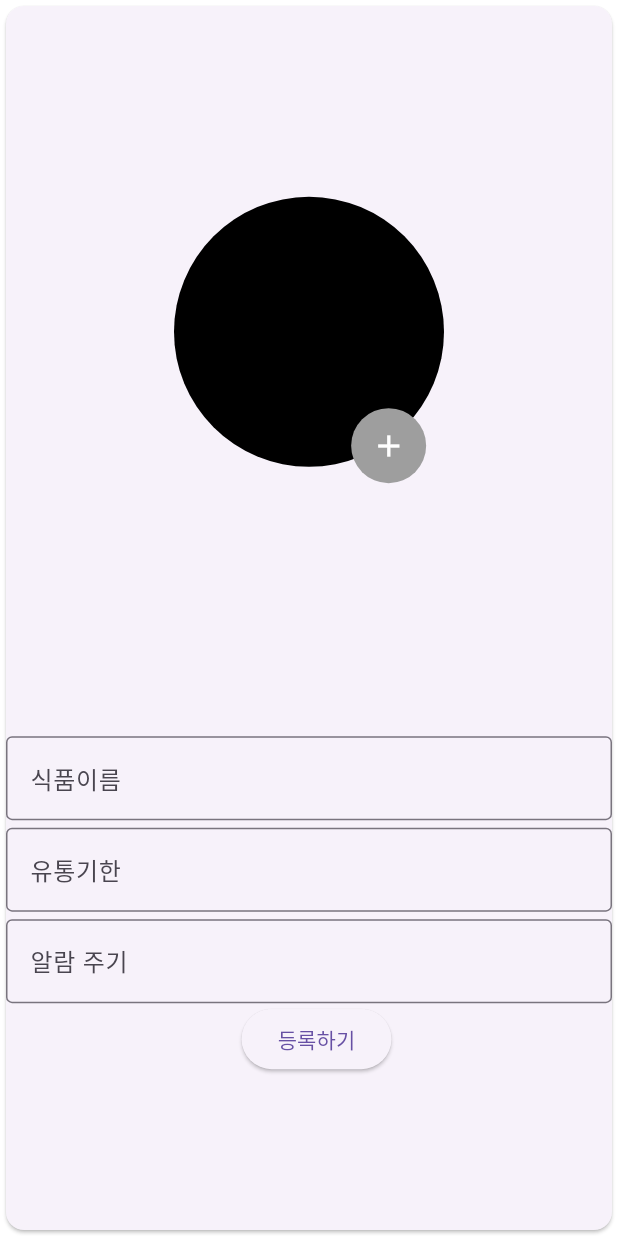
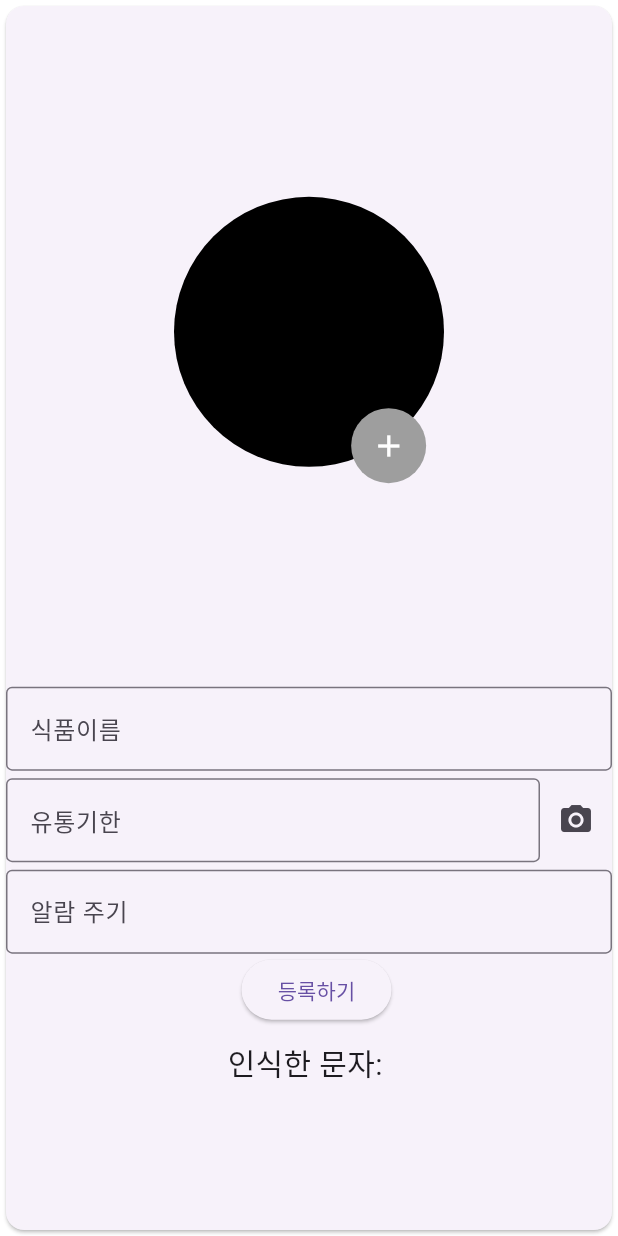
Before and after one commit to chogigang/expiration_date_reminde, a Flutter app: the screen it shows after launch, after a tap on "등록", on a phone screen of 412 x 824 dp. Run offline on Flutter 3.47's test engine with Material 3 defaults, Android fonts, the phone set to English and light mode, and no system bars; our stand-ins replace drift, firebase_auth, firebase_core, get_it, google_sign_in, image_picker; missing offline and left inert: google_mlkit_text_recognition, kakao_flutter_sdk, simple_barcode_scanner; accounts and stored records are empty; generated files the repository leaves out were written again.

Commit message:
ml kit 적용

```diff
--- a/lib/writepage.dart
+++ b/lib/writepage.dart
@@ -5,7 +5,9 @@ import 'package:simple_barcode_scanner/simple_barcode_scanner.dart';
 import 'package:http/http.dart' as http;
 import 'dart:convert';
 import 'package:html/parser.dart' as parser;
-import 'package:sqflite/sqlite_api.dart';
+import 'package:expiration_date/data/fooddb.dart';
+import 'package:google_mlkit_text_recognition/google_mlkit_text_recognition.dart';
+import 'package:image_picker/image_picker.dart';
 
 class WritePage extends StatefulWidget {
   const WritePage({Key? key}) : super(key: key);
@@ -21,7 +23,6 @@ class _WritePageState extends State<WritePage> {
   final alarmCycleController = TextEditingController();
   String imageUrl = '';
 
-  // 상품 정보 가져오기
   Future<void> getProduct(String barcode) async {
     var apiKey = '08250c6f4a19422781f0';
     var url = Uri.parse(
@@ -40,7 +41,6 @@ class _WritePageState extends State<WritePage> {
     }
   }
 
-  // 구글 이미지 검색
   Future<void> fetchGoogleImages(String keyword) async {
     final response = await http
         .get(Uri.parse('https://www.google.com/search?q=$keyword&tbm=isch'));
@@ -61,7 +61,33 @@ class _WritePageState extends State<WritePage> {
     }
   }
 
-  // 원형 위젯 생성
+  Future<void> _takePicture() async {
+    final picker = ImagePicker();
+    final pickedFile = await picker.getImage(source: ImageSource.camera);
+
+    if (pickedFile != null) {
+      final inputImage = InputImage.fromFilePath(pickedFile.path);
+      final textRecognizer =
+          TextRecognizer(script: TextRecognitionScript.latin);
+
+      setState(() {
+        // Busy 상태를 나타내기 위해 true로 설정합니다.
+      });
+
+      final RecognizedText recognizedText =
+          await textRecognizer.processImage(inputImage);
+
+      setState(() {
+        expiryDateController.text = recognizedText.text;
+        // Busy 상태를 해제합니다.
+      });
+
+      textRecognizer.close();
+    } else {
+      print('No image selected.');
+    }
+  }
+
   Widget _buildCircle(
       Alignment alignment, double size, Color color, Function onPressed) {
     return Align(
@@ -88,7 +114,6 @@ class _WritePageState extends State<WritePage> {
     );
   }
 
-  // 아이콘과 함께 원형 위젯 생성
   Widget _buildCircleWithIcon(Alignment alignment, double size, Color color,
       Function onPressed, IconData icon) {
     return Align(
@@ -118,9 +143,9 @@ class _WritePageState extends State<WritePage> {
     return Card(
       child: Stack(
         children: <Widget>[
-          _buildCircle(const Alignment(0, -0.6), 180, Colors.black, () {}),
+          _buildCircle(Alignment(0, -0.6), 180, Colors.black, () {}),
           _buildCircleWithIcon(
-            const Alignment(0.3, -0.3),
+            Alignment(0.3, -0.3),
             50,
             Colors.grey,
             () async {
@@ -140,7 +165,7 @@ class _WritePageState extends State<WritePage> {
             Icons.add,
           ),
           Align(
-            alignment: const Alignment(0, 0.65),
+            alignment: Alignment(0, 0.65),
             child: Column(
               mainAxisSize: MainAxisSize.min,
               children: <Widget>[
@@ -158,12 +183,22 @@ class _WritePageState extends State<WritePage> {
                   padding: const EdgeInsets.only(
                     top: 5,
                   ),
+                  child: Row(
+                    children: [
+                      Expanded(
                         child: TextField(
                           controller: expiryDateController,
                           decoration: const InputDecoration(
                             border: OutlineInputBorder(),
                             labelText: '유통기한',
                           ),
+                        ),
+                      ),
+                      IconButton(
+                        icon: Icon(Icons.camera_alt),
+                        onPressed: _takePicture,
+                      ),
+                    ],
                   ),
                 ),
                 Padding(
@@ -203,14 +238,14 @@ class _WritePageState extends State<WritePage> {
                           context: context,
                           builder: (BuildContext context) {
                             return AlertDialog(
-                              title: const Text('알림'),
-                              content: const Text('항목이 성공적으로 추가되었습니다.'),
+                              title: Text('알림'),
+                              content: Text('항목이 성공적으로 추가되었습니다.'),
                               actions: <Widget>[
                                 TextButton(
                                   onPressed: () {
                                     Navigator.of(context).pop();
                                   },
-                                  child: const Text('확인'),
+                                  child: Text('확인'),
                                 ),
                               ],
                             );
@@ -225,9 +260,16 @@ class _WritePageState extends State<WritePage> {
                       expiryDateController.clear();
                       alarmCycleController.clear();
                     },
-                    child: const Text("등록하기"),
+                    child: Text("등록하기"),
                   ),
-                ), // 등록 버튼 중괄호
+                ),
+                Padding(
+                  padding: const EdgeInsets.only(top: 10.0),
+                  child: Text(
+                    '인식한 문자: ${expiryDateController.text}',
+                    style: TextStyle(fontSize: 20),
+                  ),
+                ),
               ],
             ),
           ),
--- a/pubspec.yaml
+++ b/pubspec.yaml
@@ -52,7 +52,9 @@ dependencies:
   sqflite: ^2.3.3+1
   uuid: ^4.4.0
   drift: ^1.7.1
-
+  google_ml_kit: ^0.18.0
+  google_mlkit_text_recognition: ^0.13.0
+  intl: ^0.19.0
 
 
 dev_dependencies:
```
Also changed, not shown: pubspec.lock. Lines whose indentation alone changed are shown as unchanged.
